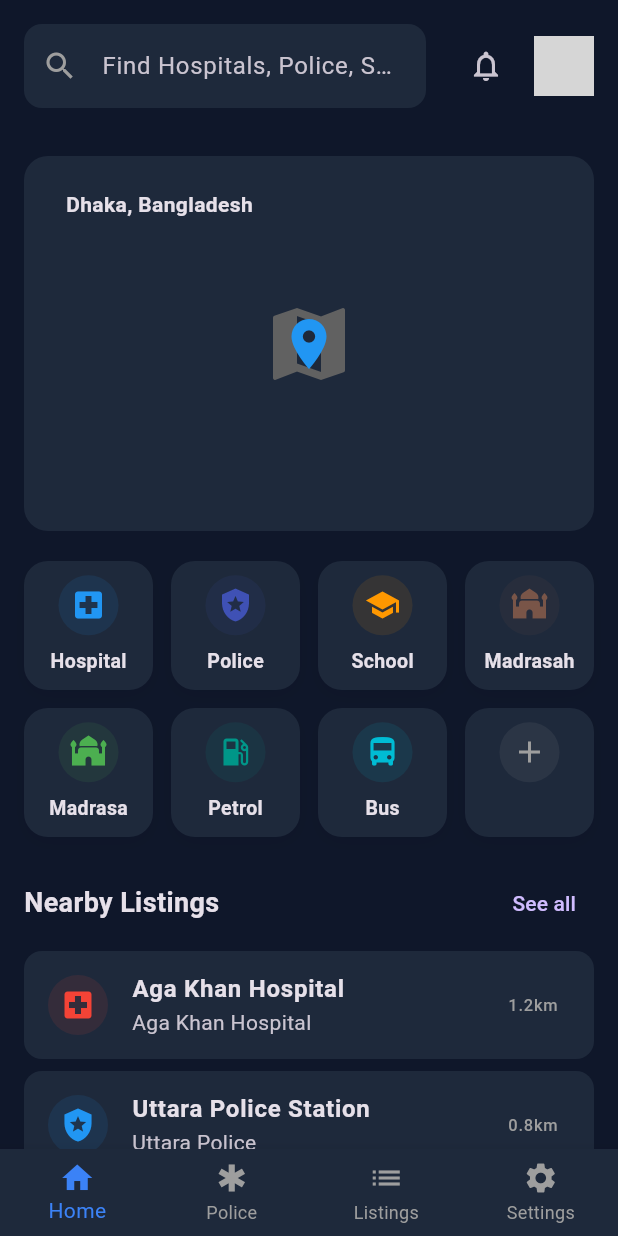
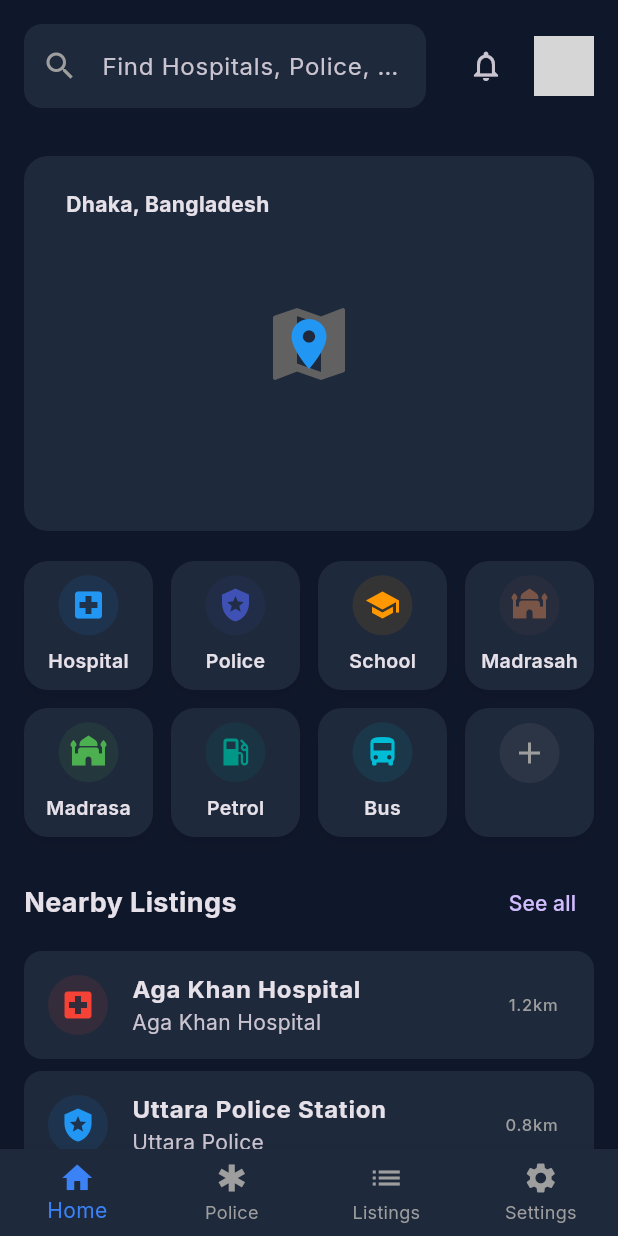
Before and after one commit to HASANALBANNA2024/near_me360, a Flutter app: the screen it shows after launch, on a phone screen of 412 x 824 dp. Run offline on Flutter 3.47's test engine with Material 3 defaults, Android fonts, the phone set to English and light mode, and no system bars; our stand-ins replace google_fonts; network calls fail; grey boxes are pictures that could not be loaded.

Commit message:
dashboard ui complete and office work completed

```diff
--- a/lib/dashboard_screen.dart
+++ b/lib/dashboard_screen.dart
@@ -2,10 +2,8 @@ import 'package:flutter/material.dart';
 
 import 'screens/education_content.dart';
 import 'screens/emergency_content.dart';
-// স্ক্রিনগুলোর ইমপোর্ট
 import 'screens/home_content.dart';
 import 'screens/transport_content.dart';
-// উইজেটগুলোর ইমপোর্ট
 import 'widgets/bottom_navigation.dart';
 import 'widgets/responsive_builder.dart';
 import 'widgets/sidebar_navigation.dart';
@@ -32,7 +30,7 @@ class _DashboardScreenState extends State<DashboardScreen> {
   Widget build(BuildContext context) {
     return Scaffold(
       backgroundColor: Theme.of(context).scaffoldBackgroundColor,
-      // মোবাইল ভিউর জন্য বটম বার
+
       bottomNavigationBar: ResponsiveBuilder(
         mobile: BottomNavigation(
           currentIndex: _currentIndex,
@@ -41,7 +39,6 @@ class _DashboardScreenState extends State<DashboardScreen> {
         desktop: const SizedBox.shrink(),
       ),
       body: ResponsiveBuilder(
-        // ১. মোবাইল এবং ট্যাবলেট লেআউট (যা একদম পারফেক্ট থাকবে ফুল স্ক্রিন জুড়ে)
         mobile: SafeArea(
           child: Column(
             children: [
@@ -51,25 +48,19 @@ class _DashboardScreenState extends State<DashboardScreen> {
           ),
         ),
 
-        // ২. ওয়েব এবং ডেস্কটপ লেআউট (যা ১১০০ পিক্সেলের ওপরে আর ছড়াবে না)
         desktop: Row(
           children: [
-            // সাইডবার বাম পাশেই ফিক্সড থাকবে আপনার ইমেজের মতো
             SidebarNavigation(
               currentIndex: _currentIndex,
               onIndexChanged: (index) => setState(() => _currentIndex = index),
             ),
 
-            // ডান পাশের মূল কনটেন্ট এরিয়াকে আমরা মাঝখানে এনে ১১০০ পিক্সেল লক করব
             Expanded(
               child: Container(
                 color: Theme.of(context).scaffoldBackgroundColor,
-                alignment: Alignment.topCenter, // কনটেন্টকে মাঝখানে এলাইন করবে
+                alignment: Alignment.topCenter,
                 child: ConstrainedBox(
-                  constraints: const BoxConstraints(
-                    maxWidth:
-                        1100, // আপনার রিকোয়েস্ট অনুযায়ী সর্বোচ্চ ১১০০ পিক্সেল উইডথ লক করা হলো
-                  ),
+                  constraints: const BoxConstraints(maxWidth: 1100),
                   child: Column(
                     children: [
                       const Padding(
--- a/lib/main.dart
+++ b/lib/main.dart
@@ -1,4 +1,5 @@
 import 'package:flutter/material.dart';
+import 'package:google_fonts/google_fonts.dart'; // ১. গুগলের ডাইনামিক ফন্ট প্যাকেজ ইমপোর্ট করা হলো
 import 'package:near_me360/providers/theme_provider.dart';
 import 'package:provider/provider.dart';
 
@@ -23,17 +24,25 @@ class NearMeApp extends StatelessWidget {
       title: 'NearMe Finder',
       debugShowCheckedModeBanner: false,
       themeMode: themeProvider.isDarkMode ? ThemeMode.dark : ThemeMode.light,
+
+      /// light mode
       theme: ThemeData(
         brightness: Brightness.light,
         scaffoldBackgroundColor: const Color(0xFFF5F7FA),
         primaryColor: const Color(0xFF3B82F6),
         cardColor: Colors.white,
+
+        /// full app content fonts
+        textTheme: GoogleFonts.interTextTheme(ThemeData.light().textTheme),
       ),
+
+      /// dark mode font and dark mode setup
       darkTheme: ThemeData(
         brightness: Brightness.dark,
         scaffoldBackgroundColor: const Color(0xFF0F172A),
         primaryColor: const Color(0xFF3B82F6),
         cardColor: const Color(0xFF1E293B),
+        textTheme: GoogleFonts.interTextTheme(ThemeData.dark().textTheme),
       ),
       home: const SplashScreen(),
     );
--- a/lib/screens/home_content.dart
+++ b/lib/screens/home_content.dart
@@ -46,20 +46,21 @@ class HomeContent extends StatelessWidget {
     ];
 
     return Scaffold(
-      backgroundColor:
-          Colors.transparent, // মেইন স্ক্রিনের ব্যাকগ্রাউন্ড ধরে রাখার জন্য
+      backgroundColor: Colors.transparent,
+
+      /// background of main screen
       body: SingleChildScrollView(
         padding: const EdgeInsets.all(16),
         child: Column(
           crossAxisAlignment: CrossAxisAlignment.start,
           children: [
-            // ১. ম্যাপ প্যানেল (সব ভিউতেই সবার উপরে থাকবে)
+            /// map panel all view
             const MapView(),
             const SizedBox(height: 20),
 
-            // স্ক্রিন সাইজ অনুযায়ী নিচে লেআউট চেঞ্জ হবে
+            /// layout change based on screen size
             if (isMobile) ...[
-              // ------ মোবাইল ও ছোট স্ক্রিনের লেআউট (সব কনটেন্ট এক লাইনে স্ক্রোল হবে) ------
+              /// ------ mobile and small screen layout ------
               const CategoryGrid(),
               const SizedBox(height: 20),
 
@@ -68,7 +69,7 @@ class HomeContent extends StatelessWidget {
               ...listings.map((item) => NearbyListingCard(listing: item)),
               const SizedBox(height: 16),
 
-              // মোবাইলের জন্য বাকি সব প্যানেল নিচে নিচে যুক্ত করা হলো
+              /// all panel add for mobile view
               const QuickFinderPanel(),
               const SizedBox(height: 16),
               const AlertsPanel(),
@@ -79,11 +80,11 @@ class HomeContent extends StatelessWidget {
               const SizedBox(height: 16),
               const SettingsPanel(),
             ] else ...[
-              // ------ ওয়েব ও বড় স্ক্রিনের লেআউট (পাশাপাশি কলাম) ------
+              /// ------ web and big screen layout ------
               Row(
                 crossAxisAlignment: CrossAxisAlignment.start,
                 children: [
-                  // বাম পাশের বড় অংশ (ক্যাটাগরি, কুইক ফাইন্ডার ও গ্রাফ)
+                  /// category, quick finder and graph
                   Expanded(
                     flex: 2,
                     child: Column(
@@ -110,7 +111,7 @@ class HomeContent extends StatelessWidget {
                   ),
                   const SizedBox(width: 20),
 
-                  // ডান পাশের ছোট অংশ (লিস্টিং ও কুইক সেটিংস)
+                  /// listing quick settings
                   Expanded(
                     flex: 1,
                     child: Column(
@@ -135,7 +136,7 @@ class HomeContent extends StatelessWidget {
     );
   }
 
-  // টাইটেল বিল্ড করার জন্য একটি ছোট হেল্পার মেথড
+  /// title build to helper method
   Widget _buildSectionTitle(String title) {
     return Row(
       mainAxisAlignment: MainAxisAlignment.spaceBetween,
--- a/pubspec.yaml
+++ b/pubspec.yaml
@@ -35,6 +35,7 @@ dependencies:
   # Use with the CupertinoIcons class for iOS style icons.
   cupertino_icons: ^1.0.8
   provider: ^6.1.5+1
+  google_fonts: ^8.1.0
 
 dev_dependencies:
   flutter_test:
```
Also changed, not shown: pubspec.lock, 2 other files.
